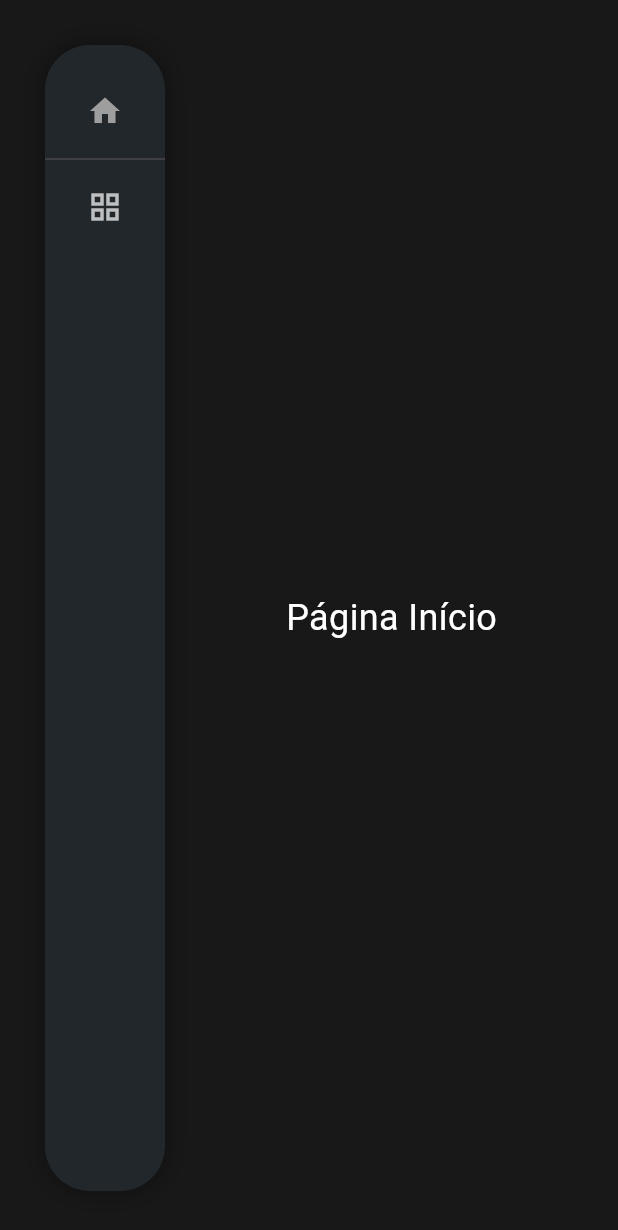
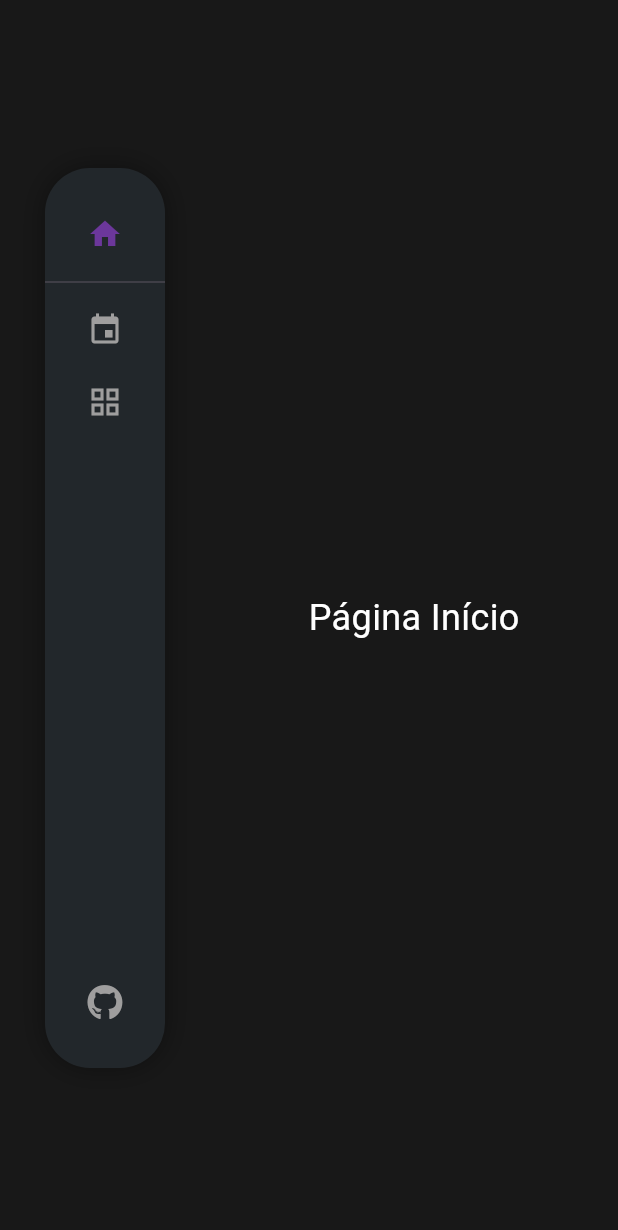
Before and after one commit to DaviErlon/MyUniPlanner, a Flutter app: the screen it shows after launch, on a phone screen of 412 x 824 dp. Shown: the top 1230 px of the screen. Run offline on Flutter 3.47's test engine with Material 3 defaults, Android fonts, the phone set to English and light mode, and no system bars; our stand-ins replace font_awesome_flutter; missing offline and left inert: window_manager.

Commit message:
desenvolvimento com melor organização e finalização do projeto da sidebar =)

```diff
--- a/lib/models/status.dart
+++ /dev/null
@@ -1,5 +0,0 @@
-enum EstadoDisciplina {
-  concluida,
-  liberada,
-  bloqueada
-}
--- a/lib/screens/mainscreen.dart
+++ b/lib/screens/mainscreen.dart
@@ -1,8 +1,32 @@
 import 'package:flutter/material.dart';
+import 'package:font_awesome_flutter/font_awesome_flutter.dart';
+import 'package:url_launcher/url_launcher.dart';
+import 'package:myuniplanner/widgets/botoes.dart';
 
-class MyApp extends StatelessWidget {
+class MyApp extends StatefulWidget {
 
-  const MyApp({super.key}); // linha desnecessaria, mas válida para manter um padrão de código
+  const MyApp({super.key});
+
+  @override
+  State<MyApp> createState() => _MyAppState();
+}
+
+class _MyAppState extends State<MyApp>{
+
+  int temaSelecionado = 0;
+
+  //adcionar botões de tema
+  List<ThemeData> temas = [
+    ThemeData(
+
+    ),
+    ThemeData(
+
+    ),
+    ThemeData(
+
+    ),
+  ];
 
   @override
   Widget build(BuildContext context) {
@@ -46,7 +70,31 @@ class _HomeState extends State<Home> with SingleTickerProviderStateMixin {
     Container(
       color: Colors.transparent, // Cor transparente para ver o fundo do Scaffold
       child: const Center(
-        child: Text("Página Grades", style: TextStyle(fontSize: 24, color: Colors.white)),
+        child: Text("Página Planejamento", style: TextStyle(fontSize: 24, color: Colors.white)),
+      ),
+    ),
+    Container(
+      color: Colors.transparent, // Cor transparente para ver o fundo do Scaffold
+      child: const Center(
+        child: Text("Página Grade", style: TextStyle(fontSize: 24, color: Colors.white)),
+      ),
+    ),
+    Container(
+      color: Colors.transparent, // Cor transparente para ver o fundo do Scaffold
+      child: const Center(
+        child: Text("Página CCOMP", style: TextStyle(fontSize: 24, color: Colors.white)),
+      ),
+    ),
+    Container(
+      color: Colors.transparent, // Cor transparente para ver o fundo do Scaffold
+      child: const Center(
+        child: Text("Página (nova) CCOMP", style: TextStyle(fontSize: 24, color: Colors.white)),
+      ),
+    ),
+    Container(
+      color: Colors.transparent, // Cor transparente para ver o fundo do Scaffold
+      child: const Center(
+        child: Text("Página ENGPROD", style: TextStyle(fontSize: 24, color: Colors.white)),
       ),
     ),
   ];
@@ -86,10 +134,11 @@ class _HomeState extends State<Home> with SingleTickerProviderStateMixin {
       // cor de fundo para o padding nao ser uma coisa branca feia
       backgroundColor: const Color(0xff181818),
       body: Stack(
+        alignment: Alignment.centerLeft,
         children: [
           // CAMADA DE BAIXO: páginas.
           Padding(
-            padding: EdgeInsets.only(left: _minWidth + 30.0), // padding que respeite a sidebar fechada
+            padding: EdgeInsets.only(left: _minWidth + 60.0),
             child: _pages[_selectedIndex],
           ),
 
@@ -103,11 +152,12 @@ class _HomeState extends State<Home> with SingleTickerProviderStateMixin {
                 animation: _controller,
                 builder: (context, child) {
                   return Container(
+                    height: 600,
                     width: _widthAnimation.value,
-                    clipBehavior: Clip.antiAlias, // Garante que o conteúdo respeite as bordas
+                    clipBehavior: Clip.antiAlias,
                     decoration: BoxDecoration(
                       color: const Color(0xFF22272B),
-                      borderRadius: BorderRadius.circular(30.0), // Bordas arredondadas
+                      borderRadius: BorderRadius.circular(30.0),
                       boxShadow: const [
                         BoxShadow(
                           color: Colors.black38,
@@ -115,12 +165,68 @@ class _HomeState extends State<Home> with SingleTickerProviderStateMixin {
                         ),
                       ],
                     ),
-                    child: ListView(
+                    child: Column(
+                      mainAxisAlignment: MainAxisAlignment.spaceBetween,
                       children: [
-                        const SizedBox(height: 20),
-                        _buildSidebarItem(Icons.home, "Início", 0),
-                        const Divider(),
-                        _buildSidebarItem(Icons.grid_view, "Grades", 1),
+                        Column(
+                          children: [
+                            const SizedBox(height: 20),
+                            SideBarItem(
+                              icon: Icons.home,
+                              texto: "Início",
+                              isSelected: 0 == _selectedIndex,
+                              acao: (){
+                                setState(() {
+                                  _selectedIndex = 0;
+                                });
+                              },
+                              widthAnimation: _widthAnimation,
+                              opacityAnimation: _opacityAnimation
+                            ),
+                            const Divider(),
+                            SideBarItem(
+                              icon: Icons.event,
+                              texto: "Planejar Horários",
+                              isSelected: 1 == _selectedIndex,
+                              acao: (){
+                                setState(() {
+                                  _selectedIndex = 1;
+                                });
+                              },
+                              widthAnimation: _widthAnimation,
+                              opacityAnimation: _opacityAnimation
+                            ),
+                            SideBarItem(
+                              icon: Icons.grid_view,
+                              texto: "Grades",
+                              isSelected: 2 == _selectedIndex,
+                              acao: (){
+                                setState(() {
+                                  _selectedIndex = 2;
+                                });
+                              },
+                              widthAnimation: _widthAnimation,
+                              opacityAnimation: _opacityAnimation
+                            ),
+                          ],
+                        ),
+                        Column(
+                          mainAxisAlignment: MainAxisAlignment.end,
+                          children: [
+                            SideBarItem(
+                              icon: FontAwesomeIcons.github,
+                              texto: "Repositório",
+                              acao: () async {
+                                final Uri url = Uri.parse('https://github.com/DaviErlon/MyUniPlanner');
+                                await launchUrl(url);
+                              },
+                              isSelected: false,
+                              widthAnimation: _widthAnimation,
+                              opacityAnimation: _opacityAnimation
+                            ),
+                            const SizedBox(height: 20),
+                          ],
+                        )
                       ],
                     ),
                   );
@@ -132,50 +238,4 @@ class _HomeState extends State<Home> with SingleTickerProviderStateMixin {
       ),
     );
   }
-
-  Widget _buildSidebarItem(IconData icon, String title, int index) {
-    final bool isSelected = _selectedIndex == index;
-    final color = isSelected ? Theme.of(context).primaryColorLight : Colors.white70;
-
-    return InkWell(
-      onTap: () {
-        setState(() {
-          _selectedIndex = index;
-        });
-      },
-      // Desabilitando o splash para um visual mais limpo
-      splashColor: Colors.transparent,
-      highlightColor: Colors.white10,
-      child: Padding(
-        padding: const EdgeInsets.symmetric(vertical: 12.0),
-        child: Row(
-          children: [
-            SizedBox(
-              width: _minWidth,
-              child: Icon(
-                icon,
-                color: color,
-                size: 24,
-              ),
-            ),
-            if (_widthAnimation.value > _minWidth + 20)
-              Expanded(
-                child: Opacity(
-                  opacity: _opacityAnimation.value,
-                  child: Text(
-                    title,
-                    style: TextStyle(
-                      color: color,
-                      fontSize: 16,
-                    ),
-                    maxLines: 1,
-                    overflow: TextOverflow.ellipsis,
-                  ),
-                ),
-              ),
-          ],
-        ),
-      ),
-    );
-  }
 }
--- a/lib/utils/close.dart
+++ /dev/null
@@ -1,5 +0,0 @@
-import 'package:window_manager/window_manager.dart';
-
-void closeProgram() async {
-  await windowManager.close();
-}
--- /dev/null
+++ b/lib/widgets/botoes.dart
@@ -0,0 +1,138 @@
+import 'package:flutter/material.dart';
+
+enum Estado {
+  pago,
+  psr,  // pode ser cursado
+  npsr, // nao pode ser cursado
+}
+
+const List<Color> _cores = [
+  Color.fromARGB(255, 108, 55, 155),
+  Color.fromARGB(255, 112, 101, 178),
+  Color.fromARGB(255, 159, 158, 158),
+];
+
+class Cadeira extends StatelessWidget {
+
+  final String texto;
+  final Estado estado;
+  final VoidCallback? onPressed;
+
+  const Cadeira({
+    super.key,
+    required this.texto,
+    required this.estado,
+    this.onPressed,
+  });
+
+  @override
+  Widget build(BuildContext context) {
+    return SizedBox(
+      width: 75,
+      height: 45,
+      child: ElevatedButton(
+        onPressed: onPressed,
+        style: ElevatedButton.styleFrom(
+          backgroundColor: _cores[estado.index],
+          shape: RoundedRectangleBorder(
+            borderRadius: BorderRadius.circular(10),
+          ),
+          padding: EdgeInsets.zero,
+        ),
+        child: Text(
+          texto,
+          style: const TextStyle(
+            fontSize: 14,
+            color: Colors.black12, // cor do texto (pode ser opcional também)
+          ),
+          textAlign: TextAlign.center,
+        ),
+      ),
+    );
+  }
+}
+
+class SideBarItem extends StatefulWidget {
+  final IconData icon;
+  final String texto;
+  final void Function() acao;
+  final bool isSelected;
+  final Animation<double> widthAnimation;
+  final Animation<double> opacityAnimation;
+
+  const SideBarItem({
+    super.key,
+    required this.icon,
+    required this.texto,
+    required this.acao,
+    required this.isSelected,
+    required this.widthAnimation,
+    required this.opacityAnimation,
+  });
+
+  @override
+  State<SideBarItem> createState() => _ItemState();
+}
+
+class _ItemState extends State<SideBarItem> {
+  bool hover = false;
+
+  @override
+  Widget build(BuildContext context) {
+    final Color color = widget.isSelected
+        ? const Color.fromARGB(255, 108, 55, 155)
+        : hover
+            ? const Color.fromARGB(255, 112, 101, 178)
+            : const Color.fromARGB(255, 159, 158, 158);
+
+    return Padding(
+      padding: const EdgeInsets.symmetric(vertical: 12.0),
+      child: MouseRegion(
+        hitTestBehavior: HitTestBehavior.deferToChild,
+        onEnter: (_) {
+          if (!widget.isSelected) {
+            setState(() => hover = true);
+          }
+        },
+        onExit: (_) {
+          if(!widget.isSelected){
+            setState(() => hover = false);
+          } else {
+            hover = false;
+          }
+        },
+        child: InkWell(
+          onTap: (){
+            widget.acao();
+          },
+          splashColor: Colors.transparent,
+          hoverColor: Colors.transparent,
+          highlightColor: Colors.transparent,
+          child: Row(
+            children: [
+              SizedBox(
+                width: 80.0,
+                child: Icon(widget.icon, color: color, size: 24),
+              ),
+              if (widget.widthAnimation.value > 100.0)
+                Expanded(
+                  child: Opacity(
+                    opacity: widget.opacityAnimation.value,
+                    child: Text(
+                      widget.texto,
+                      style: TextStyle(
+                        color: color,
+                        fontSize: 16,
+                      ),
+                      maxLines: 1,
+                      overflow: TextOverflow.ellipsis,
+                    ),
+                  ),
+                ),
+            ],
+          ),
+        ),
+      ),
+    );
+  }
+}
--- a/pubspec.yaml
+++ b/pubspec.yaml
@@ -17,6 +17,10 @@ dependencies:
     sdk: flutter
 
   window_manager: ^0.3.8
+
+  font_awesome_flutter: ^10.7.0
+
+  url_launcher: ^6.2.5
 
   # Ícones no estilo iOS (opcional)
   cupertino_icons: ^1.0.8
```
Also changed, not shown: lib/models/grid.dart (deleted, +0 -10 lines), lib/screens/grid.dart (added, +47 -0 lines), lib/utils/datajson.dart (+29 -26 lines), lib/widgets/cadeira.dart (added).
